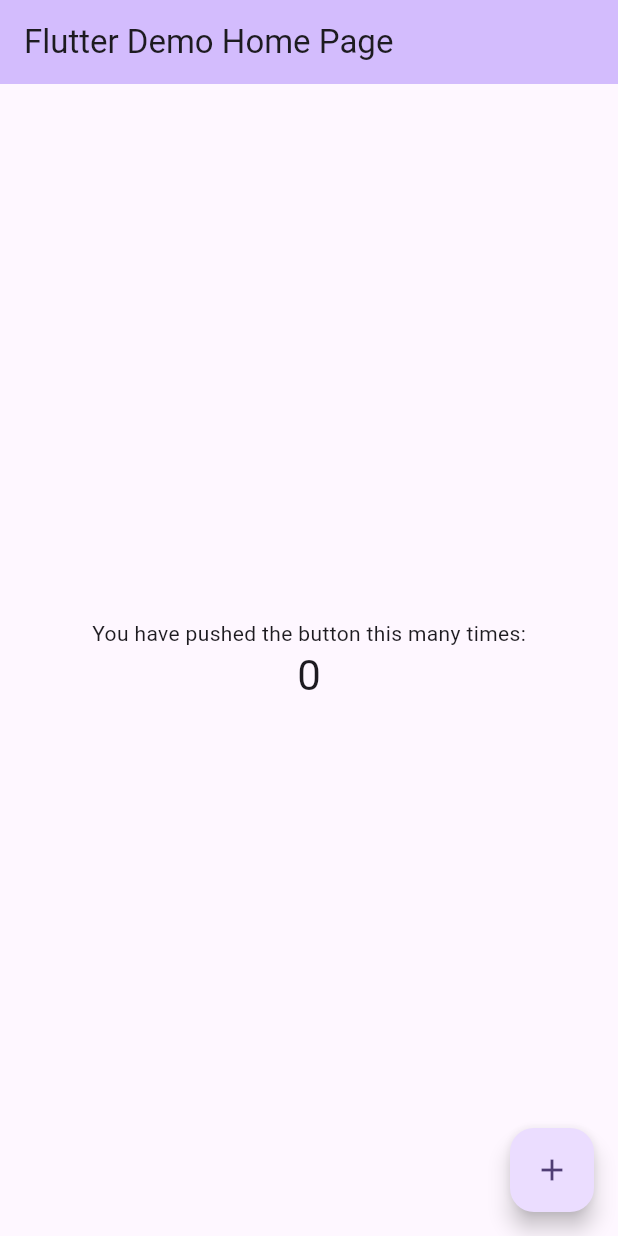
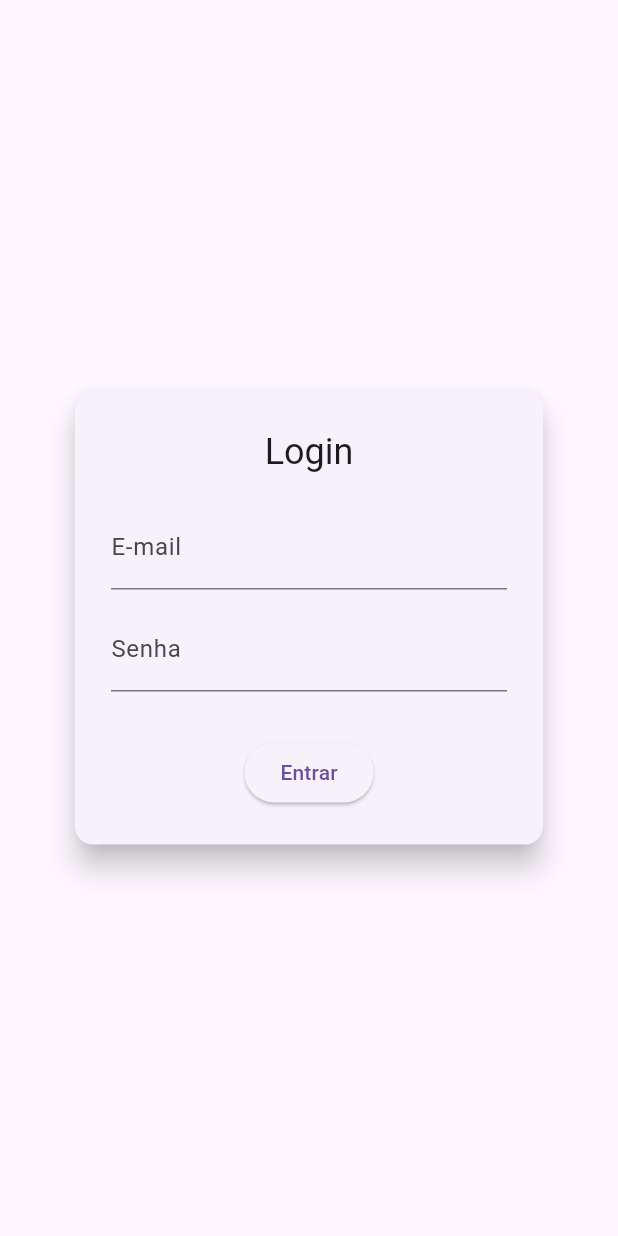
Before and after one commit to LeandroGuilhermiti/tcc-frontend, a Flutter app: the screen it shows after launch, on a phone screen of 412 x 824 dp. Run offline on Flutter 3.47's test engine with Material 3 defaults, Android fonts, the light colour scheme and no system bars; our stand-ins replace table_calendar; accounts and stored records are empty.

Commit message:
modelo inicial das telas login, home client e home admin

```diff
--- /dev/null
+++ b/lib/controllers/auth_controller.dart
@@ -0,0 +1,34 @@
+import 'package:flutter/material.dart';
+import '../models/user_model.dart';
+import '../services/auth_service.dart';
+
+class AuthController with ChangeNotifier {
+  final _auth = AuthService();
+
+  UserModel? _usuario;
+  String? _erro;
+
+  bool get isLogado => _usuario != null;
+  String? get erro => _erro;
+  UserModel? get usuario => _usuario;
+  UserRole? get tipoUsuario => _usuario?.role;
+
+  Future<void> login(String email, String senha) async {
+    final user = await _auth.login(email, senha);
+
+    if (user != null) {
+      _usuario = user;
+      _erro = null;
+    } else {
+      _usuario = null;
+      _erro = 'Usuário ou senha inválidos';
+    }
+
+    notifyListeners();
+  }
+
+  void logout() {
+    _usuario = null;
+    notifyListeners();
+  }
+}
--- a/lib/main.dart
+++ b/lib/main.dart
@@ -1,122 +1,49 @@
 import 'package:flutter/material.dart';
+import 'package:provider/provider.dart';
+
+import 'controllers/auth_controller.dart';
+import 'pages/login_page.dart';
+import 'pages/client_user/home_page_client.dart';
+import 'pages/admin_user/home_page_admin.dart';
+import 'package:tcc_frontend/models/user_model.dart';
 
 void main() {
-  runApp(const MyApp());
+  runApp(
+    ChangeNotifierProvider(
+      create: (_) => AuthController(),
+      child: const MyApp(),
+    ),
+  );
 }
 
 class MyApp extends StatelessWidget {
   const MyApp({super.key});
 
-  // This widget is the root of your application.
   @override
   Widget build(BuildContext context) {
+    final auth = Provider.of<AuthController>(context);
+
     return MaterialApp(
-      title: 'Flutter Demo',
-      theme: ThemeData(
-        // This is the theme of your application.
-        //
-        // TRY THIS: Try running your application with "flutter run". You'll see
-        // the application has a purple toolbar. Then, without quitting the app,
-        // try changing the seedColor in the colorScheme below to Colors.green
-        // and then invoke "hot reload" (save your changes or press the "hot
-        // reload" button in a Flutter-supported IDE, or press "r" if you used
-        // the command line to start the app).
-        //
-        // Notice that the counter didn't reset back to zero; the application
-        // state is not lost during the reload. To reset the state, use hot
-        // restart instead.
-        //
-        // This works for code too, not just values: Most code changes can be
-        // tested with just a hot reload.
-        colorScheme: ColorScheme.fromSeed(seedColor: Colors.deepPurple),
-      ),
-      home: const MyHomePage(title: 'Flutter Demo Home Page'),
+      debugShowCheckedModeBanner: false,
+      title: 'App de Agendamento',
+      theme: ThemeData.light(),
+      initialRoute: '/',
+      routes: {
+        '/': (_) {
+          if (auth.isLogado) {
+            if (auth.tipoUsuario == UserRole.admin) {
+              return const HomePageAdmin();
+            } else {
+              return const HomePageClient();
+            }
+          } else {
+            return LoginPage();
+          }
+        },
+        '/login': (_) => LoginPage(),
+        '/admin': (_) => const HomePageAdmin(),
+        '/cliente': (_) => const HomePageClient(),
+      },
     );
   }
 }
-
-class MyHomePage extends StatefulWidget {
-  const MyHomePage({super.key, required this.title});
-
-  // This widget is the home page of your application. It is stateful, meaning
-  // that it has a State object (defined below) that contains fields that affect
-  // how it looks.
-
-  // This class is the configuration for the state. It holds the values (in this
-  // case the title) provided by the parent (in this case the App widget) and
-  // used by the build method of the State. Fields in a Widget subclass are
-  // always marked "final".
-
-  final String title;
-
-  @override
-  State<MyHomePage> createState() => _MyHomePageState();
-}
-
-class _MyHomePageState extends State<MyHomePage> {
-  int _counter = 0;
-
-  void _incrementCounter() {
-    setState(() {
-      // This call to setState tells the Flutter framework that something has
-      // changed in this State, which causes it to rerun the build method below
-      // so that the display can reflect the updated values. If we changed
-      // _counter without calling setState(), then the build method would not be
-      // called again, and so nothing would appear to happen.
-      _counter++;
-    });
-  }
-
-  @override
-  Widget build(BuildContext context) {
-    // This method is rerun every time setState is called, for instance as done
-    // by the _incrementCounter method above.
-    //
-    // The Flutter framework has been optimized to make rerunning build methods
-    // fast, so that you can just rebuild anything that needs updating rather
-    // than having to individually change instances of widgets.
-    return Scaffold(
-      appBar: AppBar(
-        // TRY THIS: Try changing the color here to a specific color (to
-        // Colors.amber, perhaps?) and trigger a hot reload to see the AppBar
-        // change color while the other colors stay the same.
-        backgroundColor: Theme.of(context).colorScheme.inversePrimary,
-        // Here we take the value from the MyHomePage object that was created by
-        // the App.build method, and use it to set our appbar title.
-        title: Text(widget.title),
-      ),
-      body: Center(
-        // Center is a layout widget. It takes a single child and positions it
-        // in the middle of the parent.
-        child: Column(
-          // Column is also a layout widget. It takes a list of children and
-          // arranges them vertically. By default, it sizes itself to fit its
-          // children horizontally, and tries to be as tall as its parent.
-          //
-          // Column has various properties to control how it sizes itself and
-          // how it positions its children. Here we use mainAxisAlignment to
-          // center the children vertically; the main axis here is the vertical
-          // axis because Columns are vertical (the cross axis would be
-          // horizontal).
-          //
-          // TRY THIS: Invoke "debug painting" (choose the "Toggle Debug Paint"
-          // action in the IDE, or press "p" in the console), to see the
-          // wireframe for each widget.
-          mainAxisAlignment: MainAxisAlignment.center,
-          children: <Widget>[
-            const Text('You have pushed the button this many times:'),
-            Text(
-              '$_counter',
-              style: Theme.of(context).textTheme.headlineMedium,
-            ),
-          ],
-        ),
-      ),
-      floatingActionButton: FloatingActionButton(
-        onPressed: _incrementCounter,
-        tooltip: 'Increment',
-        child: const Icon(Icons.add),
-      ), // This trailing comma makes auto-formatting nicer for build methods.
-    );
-  }
-}
--- /dev/null
+++ b/lib/models/user_model.dart
@@ -0,0 +1,30 @@
+enum UserRole { admin, cliente }
+
+class UserModel {
+  final String nome;
+  final String email;
+  final UserRole role;
+
+  UserModel({
+    required this.nome,
+    required this.email,
+    required this.role,
+  });
+
+  // Caso deseje converter de JSON:
+  factory UserModel.fromJson(Map<String, dynamic> json) {
+    return UserModel(
+      nome: json['nome'],
+      email: json['email'],
+      role: json['role'] == 'admin' ? UserRole.admin : UserRole.cliente,
+    );
+  }
+
+  Map<String, dynamic> toJson() {
+    return {
+      'nome': nome,
+      'email': email,
+      'role': role.name, // converte para 'admin' ou 'cliente'
+    };
+  }
+}
--- /dev/null
+++ b/lib/pages/login_page.dart
@@ -0,0 +1,82 @@
+import 'package:flutter/material.dart';
+import 'package:provider/provider.dart';
+import '../controllers/auth_controller.dart';
+import '../models/user_model.dart';
+
+
+class LoginPage extends StatefulWidget {
+  const LoginPage({super.key});
+
+  @override
+  State<LoginPage> createState() => _LoginPageState();
+}
+
+class _LoginPageState extends State<LoginPage> {
+  final emailController = TextEditingController();
+  final senhaController = TextEditingController();
+
+  // Limpa os controladores quando a página é descartada
+  @override
+  void dispose() {
+    emailController.dispose();
+    senhaController.dispose();
+    super.dispose();
+  }
+
+  @override
+  Widget build(BuildContext context) {
+    final auth = Provider.of<AuthController>(context);
+
+    return Scaffold(
+      body: Center(
+        child: SizedBox(
+          width: 320,
+          child: Card(
+            elevation: 8,
+            shape: RoundedRectangleBorder(borderRadius: BorderRadius.circular(12)),
+            child: Padding(
+              padding: const EdgeInsets.all(24.0),
+              child: Column(
+                mainAxisSize: MainAxisSize.min,
+                children: [
+                  Text('Login', style: Theme.of(context).textTheme.headlineSmall),
+                  const SizedBox(height: 20),
+                  TextField(
+                    controller: emailController,
+                    decoration: const InputDecoration(labelText: 'E-mail'),
+                  ),
+                  const SizedBox(height: 12),
+                  TextField(
+                    controller: senhaController,
+                    obscureText: true,
+                    decoration: const InputDecoration(labelText: 'Senha'),
+                  ),
+                  const SizedBox(height: 20),
+                  if (auth.erro != null)
+                    Text(auth.erro!, style: const TextStyle(color: Colors.red)),
+                  const SizedBox(height: 10),
+                  ElevatedButton(
+                    onPressed: () async {
+                      await auth.login(
+                        emailController.text.trim(),
+                        senhaController.text.trim(),
+                      );
+                      if (auth.isLogado) {
+                        if (auth.tipoUsuario == UserRole.admin) {
+                          Navigator.pushReplacementNamed(context, '/admin');
+                        } else {
+                          Navigator.pushReplacementNamed(context, '/cliente');
+                        }
+                      }
+                    },
+                    child: const Text('Entrar'),
+                  ),
+                ],
+              ),
+            ),
+          ),
+        ),
+      ),
+    );
+  }
+}
--- /dev/null
+++ b/lib/services/auth_service.dart
@@ -0,0 +1,23 @@
+import '../models/user_model.dart';
+
+class AuthService {
+  Future<UserModel?> login(String email, String senha) async {
+    await Future.delayed(Duration(seconds: 1)); // Simula API
+
+    if (email == 'admin' && senha == '1234') {
+      return UserModel(
+        nome: 'Dra. Ana',
+        email: email,
+        role: UserRole.admin,
+      );
+    } else if (email == 'client' && senha == '1234') {
+      return UserModel(
+        nome: 'João',
+        email: email,
+        role: UserRole.cliente,
+      );
+    } else {
+      return null;
+    }
+  }
+}
--- a/pubspec.yaml
+++ b/pubspec.yaml
@@ -28,12 +28,17 @@ environment:
 # the latest version available on pub.dev. To see which dependencies have newer
 # versions available, run `flutter pub outdated`.
 dependencies:
+  table_calendar: ^3.0.9
+  flutter_web_auth_2: ^2.0.3
+  http: ^0.13.0
+  googleapis_auth: ^1.4.0
   flutter:
     sdk: flutter
 
   # The following adds the Cupertino Icons font to your application.
   # Use with the CupertinoIcons class for iOS style icons.
   cupertino_icons: ^1.0.8
+  provider: ^6.1.5
 
 dev_dependencies:
   flutter_test:
```
Also changed, not shown: lib/pages/admin_user/home_page_admin.dart (added, +128 -0 lines), lib/pages/client_user/home_page_client.dart (added, +34 -0 lines), pubspec.lock, 5 other files.
